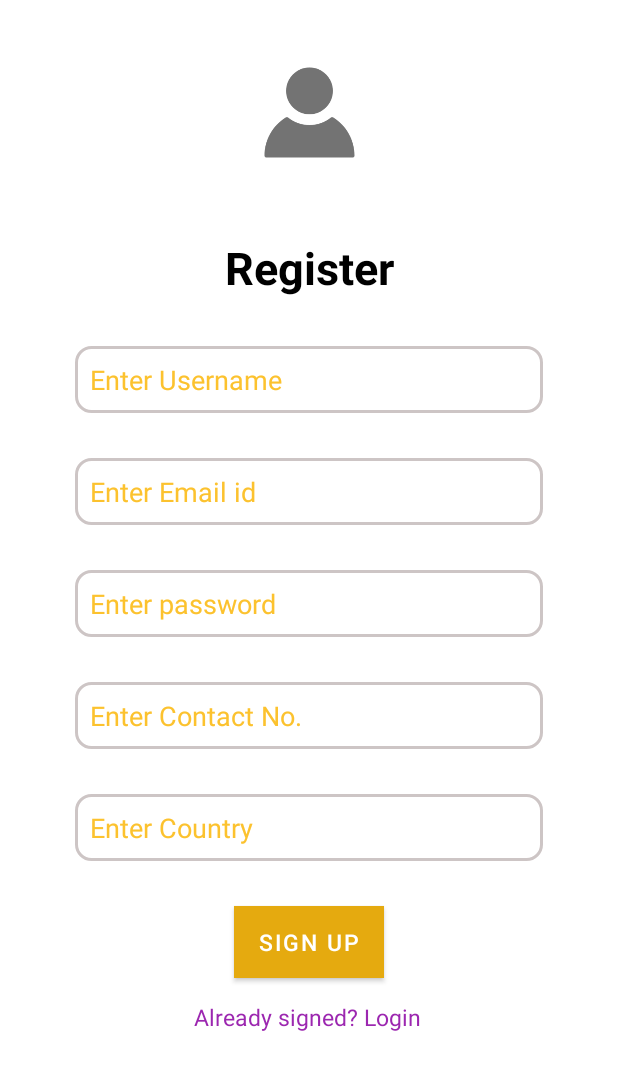
After one commit to Aarushi5g/TravelTrek, an Android app: the RegisterActivity screen opened directly, with no data from a screen before it, on a phone screen of 412 x 824 dp. The commit adds this screen. Shown: the top 1070 px of the screen. Run offline under Robolectric (Android 15) with nearby library versions, the light colour scheme and no system bars.

Commit message:
Added Login signup screen

```diff
--- /dev/null
+++ b/app/src/main/java/com/android/traveltrek/ui/RegisterActivity.java
@@ -0,0 +1,27 @@
+package com.android.traveltrek.ui;
+
+import androidx.appcompat.app.AppCompatActivity;
+
+import android.content.Intent;
+import android.os.Bundle;
+import android.view.View;
+import android.widget.TextView;
+
+import com.android.traveltrek.R;
+
+public class RegisterActivity extends AppCompatActivity {
+
+    @Override
+    protected void onCreate(Bundle savedInstanceState) {
+        super.onCreate(savedInstanceState);
+        setContentView(R.layout.activity_register);
+        getSupportActionBar().hide();
+        TextView btn = findViewById(R.id.alreadytext);
+        btn.setOnClickListener(new View.OnClickListener() {
+            @Override
+            public void onClick(View v) {
+                startActivity(new Intent(RegisterActivity.this,LoginActivity.class));
+            }
+        });
+    }
+}
--- /dev/null
+++ b/app/src/main/res/drawable/input_bg.xml
@@ -0,0 +1,6 @@
+<?xml version="1.0" encoding="utf-8"?>
+<shape xmlns:android="http://schemas.android.com/apk/res/android">
+
+    <stroke android:color="@color/grey" android:width="2dp"/>
+    <corners android:radius="10dp"/>
+</shape>
--- /dev/null
+++ b/app/src/main/res/layout/activity_register.xml
@@ -0,0 +1,145 @@
+<?xml version="1.0" encoding="utf-8"?>
+
+<ScrollView xmlns:android="http://schemas.android.com/apk/res/android"
+    xmlns:app="http://schemas.android.com/apk/res-auto"
+    xmlns:tools="http://schemas.android.com/tools"
+    android:layout_width="match_parent"
+    android:layout_height="match_parent">
+
+<androidx.constraintlayout.widget.ConstraintLayout
+    android:layout_width="match_parent"
+    android:layout_height="wrap_content"
+    tools:context=".ui.RegisterActivity">
+
+    <ImageView
+        android:id="@+id/imageView2"
+        android:layout_width="150dp"
+        android:layout_height="150dp"
+        android:layout_centerInParent="true"
+        app:layout_constraintEnd_toEndOf="parent"
+        app:layout_constraintStart_toStartOf="parent"
+        app:layout_constraintTop_toTopOf="parent"
+        app:srcCompat="@drawable/profile" />
+
+    <TextView
+        android:id="@+id/register"
+        android:layout_width="wrap_content"
+        android:layout_height="wrap_content"
+        android:layout_marginTop="8dp"
+        android:text="Register"
+        android:textColor="#000000"
+        android:textSize="30dp"
+        android:textStyle="bold"
+        app:layout_constraintEnd_toEndOf="@+id/imageView2"
+        app:layout_constraintStart_toStartOf="@+id/imageView2"
+        app:layout_constraintTop_toBottomOf="@+id/imageView2" />
+
+    <EditText
+        android:id="@+id/username"
+        android:layout_width="0dp"
+        android:layout_height="wrap_content"
+        android:layout_marginStart="50dp"
+        android:layout_marginLeft="50dp"
+        android:layout_marginTop="32dp"
+        android:layout_marginEnd="50dp"
+        android:layout_marginRight="50dp"
+        android:background="@drawable/input_bg"
+        android:hint="Enter Username"
+        android:padding="10dp"
+        android:paddingTop="10dp"
+        android:textColorHint="@color/lighttheme"
+        app:layout_constraintEnd_toEndOf="parent"
+        app:layout_constraintStart_toStartOf="parent"
+        app:layout_constraintTop_toBottomOf="@+id/register" />
+
+    <EditText
+        android:id="@+id/emailid"
+        android:layout_width="0dp"
+        android:layout_height="wrap_content"
+        android:layout_marginTop="30dp"
+        android:background="@drawable/input_bg"
+        android:ems="10"
+        android:hint="Enter Email id"
+        android:inputType="textPersonName"
+        android:padding="10dp"
+        android:textColorHint="@color/lighttheme"
+        app:layout_constraintEnd_toEndOf="@+id/username"
+        app:layout_constraintHorizontal_bias="0.0"
+        app:layout_constraintStart_toStartOf="@+id/username"
+        app:layout_constraintTop_toBottomOf="@+id/username" />
+
+    <EditText
+        android:id="@+id/registerpassword"
+        android:layout_width="0dp"
+        android:layout_height="wrap_content"
+        android:layout_marginTop="30dp"
+        android:background="@drawable/input_bg"
+        android:ems="10"
+        android:hint="Enter password"
+        android:inputType="textPassword"
+        android:padding="10dp"
+        android:textColorHint="@color/lighttheme"
+        app:layout_constraintEnd_toEndOf="@+id/emailid"
+        app:layout_constraintStart_toStartOf="@+id/emailid"
+        app:layout_constraintTop_toBottomOf="@+id/emailid" />
+
+    <EditText
+        android:id="@+id/registercontact"
+        android:layout_width="0dp"
+        android:layout_height="wrap_content"
+        android:layout_marginTop="30dp"
+        android:background="@drawable/input_bg"
+        android:ems="10"
+        android:hint="Enter Contact No."
+        android:inputType="number"
+        android:padding="10dp"
+        android:textColorHint="@color/lighttheme"
+        app:layout_constraintEnd_toEndOf="@+id/registerpassword"
+        app:layout_constraintStart_toStartOf="@+id/registerpassword"
+        app:layout_constraintTop_toBottomOf="@+id/registerpassword" />
+
+    <EditText
+        android:id="@+id/registercountry"
+        android:layout_width="0dp"
+        android:layout_height="wrap_content"
+        android:layout_marginTop="30dp"
+        android:background="@drawable/input_bg"
+        android:ems="10"
+        android:hint="Enter Country"
+        android:inputType="textPersonName"
+        android:padding="10dp"
+        android:textColorHint="@color/lighttheme"
+        app:layout_constraintEnd_toEndOf="@+id/registercontact"
+        app:layout_constraintStart_toStartOf="@+id/registercontact"
+        app:layout_constraintTop_toBottomOf="@+id/registercontact" />
+
+    <Button
+        android:id="@+id/button"
+        android:layout_width="100dp"
+        android:layout_height="wrap_content"
+        android:layout_marginTop="30dp"
+        android:background="#FFFFFF"
+        android:text="Sign Up"
+        android:textSize="15dp"
+        app:backgroundTint="@color/darktheme"
+        app:layout_constraintEnd_toEndOf="@+id/registercountry"
+        app:layout_constraintStart_toStartOf="@+id/registercountry"
+        app:layout_constraintTop_toBottomOf="@+id/registercountry"
+        app:strokeColor="#232121" />
+
+    <TextView
+        android:id="@+id/alreadytext"
+        android:layout_width="wrap_content"
+        android:layout_height="wrap_content"
+        android:layout_marginTop="15dp"
+        android:text="Already signed? Login"
+        android:textColor="#9C27B0"
+        android:textSize="15dp"
+        app:layout_constraintEnd_toEndOf="parent"
+        app:layout_constraintHorizontal_bias="0.497"
+        app:layout_constraintStart_toStartOf="parent"
+        app:layout_constraintTop_toBottomOf="@+id/button" />
+
+</androidx.constraintlayout.widget.ConstraintLayout>
+
+</ScrollView>
--- a/app/src/main/res/values/colors.xml
+++ b/app/src/main/res/values/colors.xml
@@ -7,4 +7,7 @@
     <color name="teal_700">#FF018786</color>
     <color name="black">#FF000000</color>
     <color name="white">#FFFFFFFF</color>
+    <color name="grey">#CDC5C5</color>
+    <color name="lighttheme">#FCC22E</color>
+    <color name="darktheme">#E5AA0F</color>
 </resources>
```
Also changed, not shown: app/src/main/AndroidManifest.xml (+6 -3 lines), app/src/main/java/com/android/traveltrek/ui/LoginActivity.java (added, +36 -0 lines), app/src/main/java/com/android/traveltrek/ui/SplashActivity.java (added, +37 -0 lines), app/src/main/res/drawable/ic_icons8_google.xml (added, +18 -0 lines), app/src/main/res/layout/activity_login.xml (added, +113 -0 lines), app/src/main/res/layout/activity_splash.xml (added, +16 -0 lines), app/src/main/res/drawable/logo1.png (added), app/src/main/res/drawable/profile.png (added).
